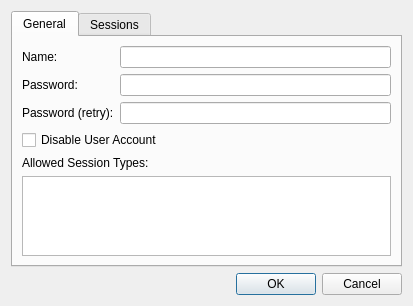
First picture: the form in source/client/ui/hosts/router_user_dialog.ui, repository dchapyshev/aspia, before the edit.
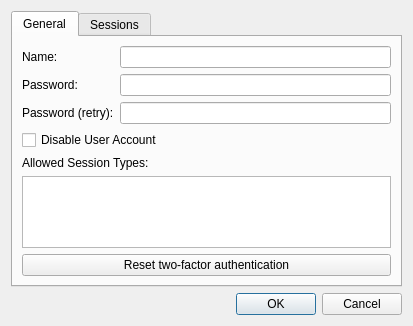
Second picture: the form after the edit. Custom widgets are drawn as their Qt base class.

Patch:
```diff
--- a/source/client/ui/hosts/router_user_dialog.ui
+++ b/source/client/ui/hosts/router_user_dialog.ui
@@ -98,6 +98,16 @@
          </column>
         </widget>
        </item>
+       <item>
+        <widget class="QPushButton" name="button_reset_otp">
+         <property name="visible">
+          <bool>false</bool>
+         </property>
+         <property name="text">
+          <string>Reset two-factor authentication</string>
+         </property>
+        </widget>
+       </item>
       </layout>
      </widget>
      <widget class="QWidget" name="tab_sessions">
```
